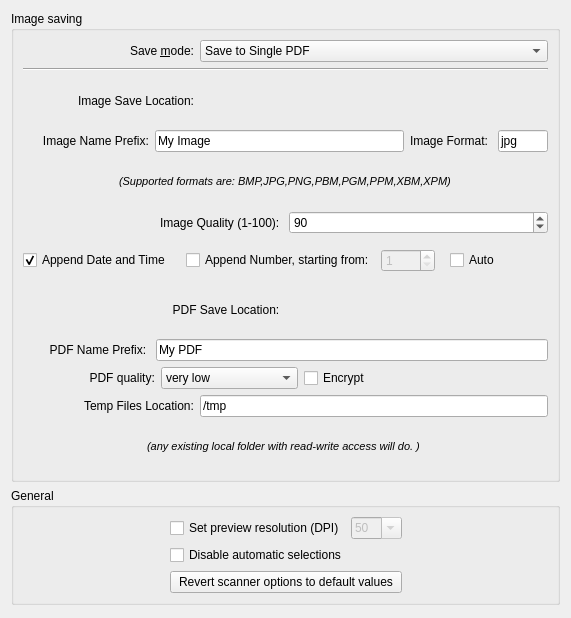
tsitsos/kde-easy-scan, file src/settings.ui: the form before one commit.
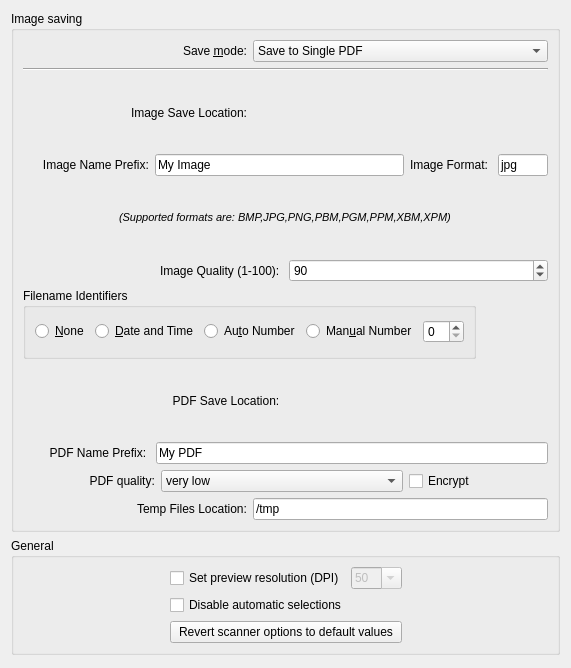
The form after the commit. Custom widgets are drawn as their Qt base class.

What changed in the file:
```diff
--- a/src/settings.ui
+++ b/src/settings.ui
@@ -7,7 +7,7 @@
     <x>0</x>
     <y>0</y>
     <width>571</width>
-    <height>618</height>
+    <height>668</height>
    </rect>
   </property>
   <property name="minimumSize">
@@ -147,6 +147,68 @@
       <string>Image saving</string>
      </property>
      <layout class="QGridLayout" name="gridLayout">
+      <item row="7" column="0" colspan="2">
+       <widget class="QGroupBox" name="Identifiers">
+        <property name="title">
+         <string>Filename Identifiers</string>
+        </property>
+        <layout class="QGridLayout" name="gridLayout_4">
+         <item row="0" column="1">
+          <widget class="QRadioButton" name="dateTimeAppend">
+           <property name="toolTip">
+            <string>&lt;html&gt;&lt;head/&gt;&lt;body&gt;&lt;p&gt;Appends a unique 'date and time' identifier to filename. e.g., MyImage-2018.12.31-23.59.59.jpg.&lt;/p&gt;&lt;p&gt;(format is always yyyy.MM.dd-hh.mm.ss and is independent of user's locale settings)&lt;/p&gt;&lt;/body&gt;&lt;/html&gt;</string>
+           </property>
+           <property name="text">
+            <string>&amp;Date and Time</string>
+           </property>
+          </widget>
+         </item>
+         <item row="0" column="2">
+          <widget class="QRadioButton" name="autoNumberAppend">
+           <property name="toolTip">
+            <string>&lt;html&gt;&lt;head/&gt;&lt;body&gt;&lt;p&gt;This scans the target directory for files named with the exact same prefix and automatically appends the right number.&lt;/p&gt;&lt;p&gt;Note that this overrides the other two options.&lt;/p&gt;&lt;/body&gt;&lt;/html&gt;</string>
+           </property>
+           <property name="text">
+            <string>Au&amp;to Number</string>
+           </property>
+          </widget>
+         </item>
+         <item row="0" column="3">
+          <widget class="QRadioButton" name="numberAppend">
+           <property name="toolTip">
+            <string>&lt;html&gt;&lt;head/&gt;&lt;body&gt;&lt;p&gt;This adds a number in a 4 digit format after &lt;span style=&quot; font-style:italic;&quot;&gt;Name Prefix,&lt;/span&gt; seperated by &amp;quot;-&amp;quot; e.g., My Image-0077.jpg.&lt;/p&gt;&lt;/body&gt;&lt;/html&gt;</string>
+           </property>
+           <property name="text">
+            <string>Man&amp;ual Number</string>
+           </property>
+          </widget>
+         </item>
+         <item row="0" column="4">
+          <widget class="QSpinBox" name="fileNumber"/>
+         </item>
+         <item row="0" column="0">
+          <widget class="QRadioButton" name="noneAppend">
+           <property name="text">
+            <string>&amp;None</string>
+           </property>
+          </widget>
+         </item>
+        </layout>
+       </widget>
+      </item>
+      <item row="5" column="0" colspan="3" alignment="Qt::AlignHCenter">
+       <widget class="QLabel" name="label_8">
+        <property name="font">
+         <font>
+          <pointsize>8</pointsize>
+          <italic>true</italic>
+         </font>
+        </property>
+        <property name="text">
+         <string>(Supported formats are: BMP,JPG,PNG,PBM,PGM,PPM,XBM,XPM)</string>
+        </property>
+       </widget>
+      </item>
       <item row="8" column="0" colspan="3">
        <layout class="QHBoxLayout" name="horizontalLayout_5">
         <item alignment="Qt::AlignRight">
@@ -254,39 +316,6 @@
         </property>
        </widget>
       </item>
-      <item row="3" column="1">
-       <widget class="KUrlRequester" name="saveImgDir">
-        <property name="mode">
-         <set>KFile::Directory</set>
-        </property>
-       </widget>
-      </item>
-      <item row="5" column="0" colspan="3" alignment="Qt::AlignHCenter">
-       <widget class="QLabel" name="label_8">
-        <property name="font">
-         <font>
-          <pointsize>8</pointsize>
-          <italic>true</italic>
-         </font>
-        </property>
-        <property name="text">
-         <string>(Supported formats are: BMP,JPG,PNG,PBM,PGM,PPM,XBM,XPM)</string>
-        </property>
-       </widget>
-      </item>
-      <item row="12" column="0" colspan="3" alignment="Qt::AlignHCenter">
-       <widget class="QLabel" name="label_5">
-        <property name="font">
-         <font>
-          <pointsize>8</pointsize>
-          <italic>true</italic>
-         </font>
-        </property>
-        <property name="text">
-         <string>(any existing local folder with read-write access will do. ) </string>
-        </property>
-       </widget>
-      </item>
       <item row="6" column="0" colspan="3">
        <layout class="QHBoxLayout" name="horizontalLayout_4">
         <item alignment="Qt::AlignRight">
@@ -391,71 +420,6 @@
         </item>
        </layout>
       </item>
-      <item row="7" column="0" colspan="3">
-       <layout class="QHBoxLayout" name="horizontalLayout_2">
-        <item>
-         <widget class="QCheckBox" name="dateTimeAppend">
-          <property name="toolTip">
-           <string>&lt;html&gt;&lt;head/&gt;&lt;body&gt;&lt;p&gt;Appends a unique 'date and time' identifier to filename. e.g., MyImage-2018.12.31-23.59.59.jpg.&lt;/p&gt;&lt;p&gt;(format is always yyyy.MM.dd-hh.mm.ss and is independent of user's locale settings)&lt;/p&gt;&lt;/body&gt;&lt;/html&gt;</string>
-          </property>
-          <property name="text">
-           <string>Append Date and Time</string>
-          </property>
-          <property name="checked">
-           <bool>true</bool>
-          </property>
-          <property name="tristate">
-           <bool>false</bool>
-          </property>
-         </widget>
-        </item>
-        <item>
-         <widget class="QFrame" name="manualNumber">
-          <property name="frameShape">
-           <enum>QFrame::NoFrame</enum>
-          </property>
-          <property name="frameShadow">
-           <enum>QFrame::Plain</enum>
-          </property>
-          <layout class="QHBoxLayout" name="horizontalLayout_3">
-           <item>
-            <widget class="QCheckBox" name="numberAppend">
-             <property name="toolTip">
-              <string>&lt;html&gt;&lt;head/&gt;&lt;body&gt;&lt;p&gt;This adds a number in a 4 digit format after &lt;span style=&quot; font-style:italic;&quot;&gt;Name Prefix,&lt;/span&gt; seperated by &amp;quot;-&amp;quot; e.g., My Image-0077.jpg.&lt;/p&gt;&lt;/body&gt;&lt;/html&gt;</string>
-             </property>
-             <property name="text">
-              <string>Append Number, starting from:</string>
-             </property>
-            </widget>
-           </item>
-           <item>
-            <widget class="QSpinBox" name="fileNumber">
-             <property name="enabled">
-              <bool>false</bool>
-             </property>
-             <property name="minimum">
-              <number>1</number>
-             </property>
-             <property name="maximum">
-              <number>9999</number>
-             </property>
-            </widget>
-           </item>
-          </layout>
-         </widget>
-        </item>
-        <item>
-         <widget class="QCheckBox" name="autoNumberAppend">
-          <property name="toolTip">
-           <string>&lt;html&gt;&lt;head/&gt;&lt;body&gt;&lt;p&gt;This scans the target directory for files named with the exact same prefix and automatically appends the right number.&lt;/p&gt;&lt;p&gt;Note that this overrides the other two options.&lt;/p&gt;&lt;/body&gt;&lt;/html&gt;</string>
-          </property>
-          <property name="text">
-           <string>Auto</string>
-          </property>
-         </widget>
-        </item>
-       </layout>
-      </item>
       <item row="10" column="0" colspan="2">
        <layout class="QHBoxLayout" name="horizontalLayout_7">
         <item alignment="Qt::AlignLeft">
```
Left out of the diff: 58 changed lines with no effect on the pictures.
